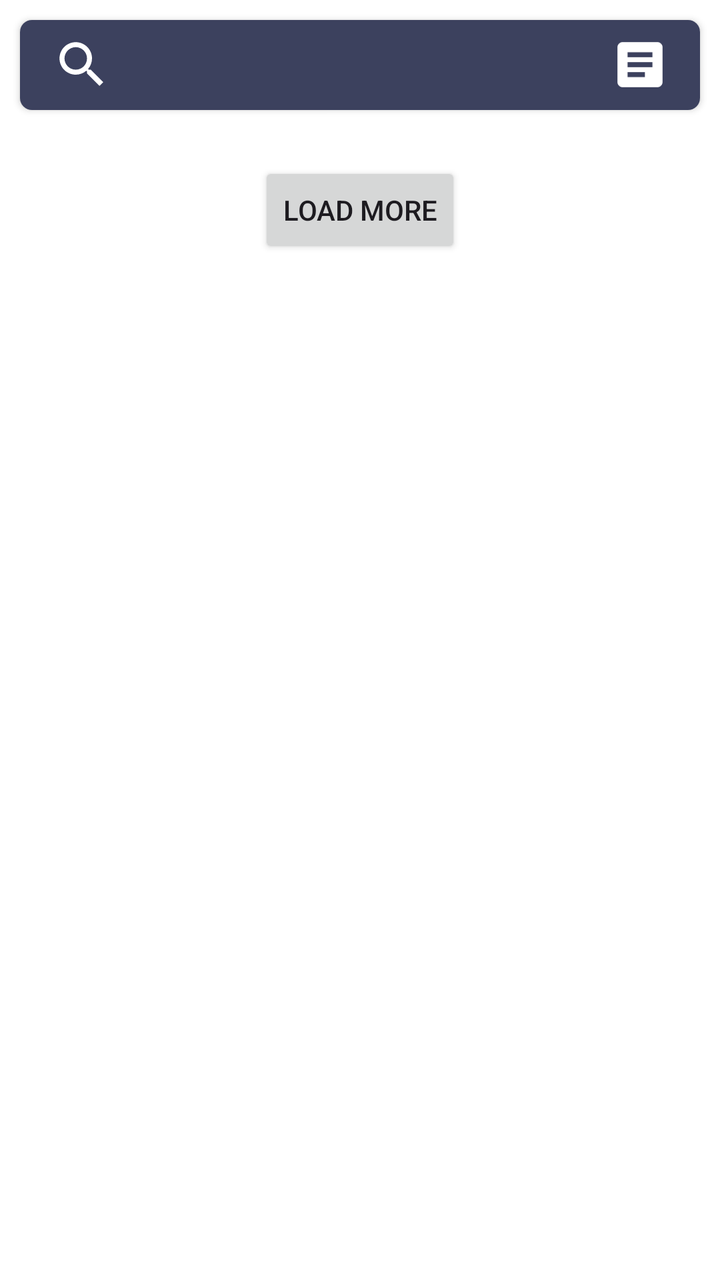
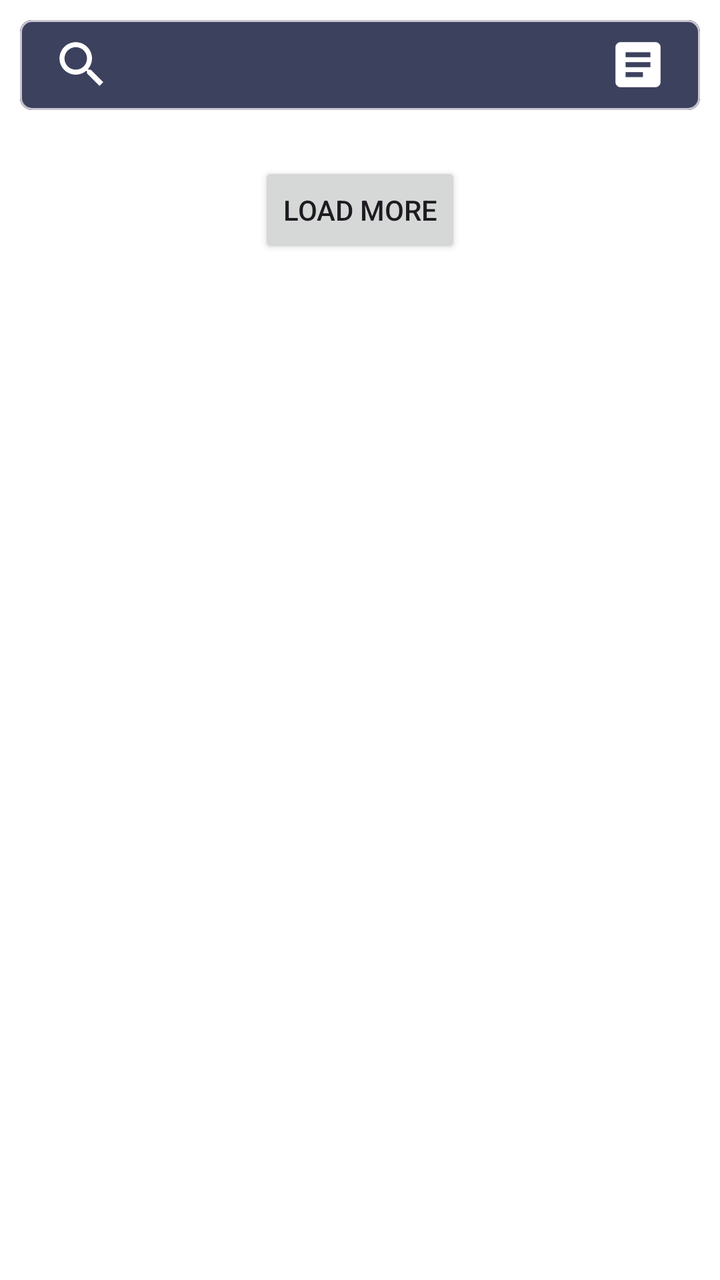

Two renders of the same Android screen: before a commit and after it. Below are the layout's source before the change and the commit's diff.
<!-- AndroidManifest.xml: application theme Base.Theme.MainApp -->
<!-- res/layout/activity_main.xml -->
<?xml version="1.0" encoding="utf-8"?>
<LinearLayout xmlns:android="http://schemas.android.com/apk/res/android"
    xmlns:app="http://schemas.android.com/apk/res-auto"
    xmlns:tools="http://schemas.android.com/tools"
    android:id="@+id/main"
    android:layout_width="match_parent"
    android:layout_height="match_parent"
    android:background="?colorOnBackground"
    android:orientation="vertical">

    <include
        android:id="@+id/toolbar"
        layout="@layout/toolbar_blogger_search" />

    <FrameLayout
        android:layout_width="match_parent"
        android:layout_height="match_parent">

        <androidx.core.widget.NestedScrollView
            android:layout_width="match_parent"
            android:layout_height="match_parent">

            <LinearLayout
                android:layout_width="match_parent"
                android:layout_height="wrap_content"
                android:orientation="vertical"
                android:paddingBottom="16dp">

                <androidx.recyclerview.widget.RecyclerView
                    android:id="@+id/recyclerView"
                    android:layout_width="match_parent"
                    android:layout_height="wrap_content"
                    android:nestedScrollingEnabled="false"
                    app:layoutManager="androidx.recyclerview.widget.LinearLayoutManager"
                    tools:listitem="@layout/item_blogger" />

                <FrameLayout
                    android:id="@+id/loadMoreLayout"
                    android:layout_width="match_parent"
                    android:layout_height="wrap_content"
                    android:layout_marginTop="16dp">

                    <Button
                        android:id="@+id/loadMore"
                        android:layout_width="wrap_content"
                        android:layout_height="wrap_content"
                        android:layout_gravity="center"
                        android:text="@string/load_more" />

                    <ProgressBar
                        android:id="@+id/loadMoreProgress"
                        android:layout_width="30dp"
                        android:layout_height="30dp"
                        android:layout_gravity="center"
                        android:visibility="gone" />

                </FrameLayout>

            </LinearLayout>

        </androidx.core.widget.NestedScrollView>

        <ProgressBar
            android:id="@+id/progressBar"
            android:layout_width="wrap_content"
            android:layout_height="wrap_content"
            android:layout_gravity="center"
            android:visibility="gone" />

        <TextView
            android:id="@+id/noResultsText"
            android:layout_width="wrap_content"
            android:layout_height="wrap_content"
            android:layout_gravity="center"
            android:text="@string/no_results"
            android:textColor="@color/white"
            android:textSize="18sp"
            android:visibility="gone" />

    </FrameLayout>

</LinearLayout>
<!-- res/layout/toolbar_blogger_search.xml (included above) -->
<?xml version="1.0" encoding="utf-8"?>
<androidx.cardview.widget.CardView xmlns:android="http://schemas.android.com/apk/res/android"
    xmlns:app="http://schemas.android.com/apk/res-auto"
    android:id="@+id/item"
    android:layout_width="match_parent"
    android:layout_height="45sp"
    android:layout_margin="10sp"
    app:cardCornerRadius="6sp">

    <androidx.appcompat.widget.Toolbar
        android:id="@+id/toolbar"
        android:layout_width="match_parent"
        android:layout_height="match_parent"
        android:background="?background"
        android:visibility="visible">

        <ImageView
            android:id="@+id/search"
            android:layout_width="30sp"
            android:layout_height="30sp"
            android:layout_gravity="left"
            android:src="@drawable/ic_search"
            android:visibility="visible"
            app:tint="@color/white" />

        <TextView
            android:id="@+id/nameSpace"
            android:layout_width="wrap_content"
            android:layout_height="wrap_content"
            android:layout_gravity="center"
            android:textColor="@color/white"
            android:textSize="18sp"
            android:textStyle="bold" />

        <ImageView
            android:id="@+id/pages"
            android:layout_width="30sp"
            android:layout_height="30sp"
            android:layout_gravity="right"
            android:layout_marginRight="15sp"
            android:src="@drawable/ic_article_black"
            android:visibility="visible"
            app:tint="@color/white" />

    </androidx.appcompat.widget.Toolbar>

    <androidx.appcompat.widget.Toolbar
        android:id="@+id/toolbarSearch"
        android:layout_width="match_parent"
        android:layout_height="match_parent"
        android:background="?background"
        android:visibility="gone">

        <ImageView
            android:id="@+id/close"
            android:layout_width="30sp"
            android:layout_height="30sp"
            android:layout_gravity="left"
            android:src="@drawable/ic_close"
            android:visibility="visible"
            app:tint="@color/white" />

        <EditText
            android:id="@+id/textSearch"
            android:layout_width="match_parent"
            android:layout_height="wrap_content"
            android:layout_marginEnd="50sp"
            android:background="@android:color/transparent"
            android:hint="@string/search"
            android:inputType="textPersonName"
            android:padding="10sp"
            android:textColor="@color/white"
            android:textColorHint="@color/white" />

        <ImageView
            android:id="@+id/postSearch"
            android:layout_width="30sp"
            android:layout_height="30sp"
            android:layout_gravity="right"
            android:layout_marginRight="15sp"
            android:src="@drawable/ic_search"
            android:visibility="visible"
            app:tint="@color/white" />

    </androidx.appcompat.widget.Toolbar>

</androidx.cardview.widget.CardView>
<!-- res/layout/item_blogger.xml (included above) -->
<?xml version="1.0" encoding="utf-8"?>
<androidx.cardview.widget.CardView xmlns:android="http://schemas.android.com/apk/res/android"
    xmlns:app="http://schemas.android.com/apk/res-auto"
    android:id="@+id/card"
    android:layout_width="match_parent"
    android:layout_height="wrap_content"
    android:layout_marginHorizontal="10sp"
    android:layout_marginBottom="10sp"
    android:elevation="6sp"
    app:cardBackgroundColor="@android:color/transparent"
    app:cardCornerRadius="10dp">

    <LinearLayout
        android:id="@+id/item"
        android:layout_width="match_parent"
        android:layout_height="wrap_content"
        android:layout_gravity="center"
        android:background="?background"
        android:gravity="center"
        android:orientation="vertical">

        <RelativeLayout
            android:layout_width="match_parent"
            android:layout_height="wrap_content">

            <TextView
                android:id="@+id/title"
                android:layout_width="match_parent"
                android:layout_height="wrap_content"
                android:layout_marginHorizontal="10sp"
                android:layout_marginTop="5sp"
                android:textColor="@color/white"
                android:textSize="20sp"
                android:textStyle="bold" />

            <TextView
                android:paddingBottom="5dp"
                android:id="@+id/publishInfo"
                android:layout_width="match_parent"
                android:layout_height="wrap_content"
                android:layout_below="@+id/title"
                android:layout_marginHorizontal="10sp"
                android:textColor="@color/white" />

            <com.google.android.material.imageview.ShapeableImageView
                android:id="@+id/image"
                android:layout_width="80sp"
                android:layout_height="80sp"
                android:layout_below="@+id/publishInfo"
                android:scaleType="centerCrop"
                android:src="@color/image_profile"
                app:shapeAppearanceOverlay="@style/ShapeAppearance.TopRightRounded" />

            <TextView
                android:id="@+id/description"
                android:layout_width="match_parent"
                android:layout_height="wrap_content"
                android:layout_below="@+id/publishInfo"
                android:layout_marginHorizontal="10sp"
                android:layout_marginStart="5sp"
                android:layout_marginTop="5sp"
                android:layout_marginEnd="5sp"
                android:layout_marginBottom="5sp"
                android:layout_toEndOf="@+id/image"
                android:ellipsize="end"
                android:maxLines="4"
                android:textColor="@color/white" />

        </RelativeLayout>

    </LinearLayout>

</androidx.cardview.widget.CardView>
<!-- resources referenced by this layout -->
<resources>
  <color name="image_profile">#e0e0e0</color>
  <color name="white">#ffffff</color>
  <!-- drawable ic_article_black (drawable) -->
  <vector xmlns:android="http://schemas.android.com/apk/res/android"
      android:width="24dp"
      android:height="24dp"
      android:viewportWidth="24"
      android:viewportHeight="24"
      android:tint="?attr/colorControlNormal">
    <path
        android:fillColor="@android:color/white"
        android:pathData="M19,3L5,3c-1.1,0 -2,0.9 -2,2v14c0,1.1 0.9,2 2,2h14c1.1,0 2,-0.9 2,-2L21,5c0,-1.1 -0.9,-2 -2,-2zM14,17L7,17v-2h7v2zM17,13L7,13v-2h10v2zM17,9L7,9L7,7h10v2z"/>
  </vector>
  <!-- drawable ic_close (drawable) -->
  <vector xmlns:android="http://schemas.android.com/apk/res/android"
      android:width="24dp"
      android:height="24dp"
      android:tint="#FFFFFF"
      android:viewportWidth="24"
      android:viewportHeight="24">
      <path
          android:fillColor="@android:color/white"
          android:pathData="M19,6.41L17.59,5 12,10.59 6.41,5 5,6.41 10.59,12 5,17.59 6.41,19 12,13.41 17.59,19 19,17.59 13.41,12z" />
  </vector>
  <!-- drawable ic_search (drawable) -->
  <vector xmlns:android="http://schemas.android.com/apk/res/android"
      android:width="24dp"
      android:height="24dp"
      android:tint="#FFFFFF"
      android:viewportWidth="24"
      android:viewportHeight="24">
      <path
          android:fillColor="@android:color/white"
          android:pathData="M15.5,14h-0.79l-0.28,-0.27C15.41,12.59 16,11.11 16,9.5 16,5.91 13.09,3 9.5,3S3,5.91 3,9.5 5.91,16 9.5,16c1.61,0 3.09,-0.59 4.23,-1.57l0.27,0.28v0.79l5,4.99L20.49,19l-4.99,-5zM9.5,14C7.01,14 5,11.99 5,9.5S7.01,5 9.5,5 14,7.01 14,9.5 11.99,14 9.5,14z" />
  </vector>
  <string name="load_more">Load More</string>
  <string name="no_results">No matching posts found</string>
  <string name="search">Search</string>
  <style name="ShapeAppearance.TopRightRounded" parent="">
          <item name="cornerFamily">rounded</item>
          <item name="cornerSizeTopRight">10dp</item>
          <item name="cornerSizeTopLeft">0dp</item>
          <item name="cornerSizeBottomRight">0dp</item>
          <item name="cornerSizeBottomLeft">0dp</item>
      </style>
  <style name="Base.Theme.MainApp" parent="Theme.Material3.DayNight.NoActionBar">
          <item name="android:statusBarColor">@color/white</item>
          <item name="android:windowLightStatusBar">true</item>
          
          <item name="colorPrimary">@color/colorPrimary</item>
          <item name="colorPrimaryDark">@color/basic_2</item>
          <item name="colorAccent">@color/basic_2</item>
          <item name="color">@color/white</item>
          <item name="background">@color/basic_2</item>
          <item name="tickColor">@color/basic_2</item>
          <item name="trackColor">@color/basic_2</item>
          <item name="colorOnBackground">@color/white</item>
          <item name="colorError">@color/dark</item>
          <item name="colorOnError">@color/basic_2</item>
      </style>
  <color name="colorPrimary">#fff</color>
      //Needed
  <color name="basic_2">#3c415e</color>
  <color name="dark">#000000</color>
</resources>

<!-- the commit's change to res/layout/activity_main.xml (unified diff, before → after) -->
@@ -49,8 +49,8 @@
 
                     <ProgressBar
                         android:id="@+id/loadMoreProgress"
-                        android:layout_width="30dp"
-                        android:layout_height="30dp"
+                        android:layout_width="32dp"
+                        android:layout_height="32dp"
                         android:layout_gravity="center"
                         android:visibility="gone" />
 
@@ -73,7 +73,7 @@
             android:layout_height="wrap_content"
             android:layout_gravity="center"
             android:text="@string/no_results"
-            android:textColor="@color/white"
+            android:textColor="?attr/colorError"
             android:textSize="18sp"
             android:visibility="gone" />
 
@@ -82,7 +82,7 @@
 </LinearLayout>
 <!-- res/layout/toolbar_blogger_search.xml (included above) -->
 <?xml version="1.0" encoding="utf-8"?>
-<androidx.cardview.widget.CardView xmlns:android="http://schemas.android.com/apk/res/android"
+<com.google.android.material.card.MaterialCardView xmlns:android="http://schemas.android.com/apk/res/android"
     xmlns:app="http://schemas.android.com/apk/res-auto"
     android:id="@+id/item"
     android:layout_width="match_parent"
@@ -90,8 +90,7 @@
     android:layout_margin="10sp"
     app:cardCornerRadius="6sp">
 
-    <androidx.appcompat.widget.Toolbar
-        android:id="@+id/toolbar"
+    <com.google.android.material.appbar.MaterialToolbar
         android:layout_width="match_parent"
         android:layout_height="match_parent"
         android:background="?background"
@@ -117,18 +116,17 @@
 
         <ImageView
             android:id="@+id/pages"
-            android:layout_width="30sp"
-            android:layout_height="30sp"
-            android:layout_gravity="right"
-            android:layout_marginRight="15sp"
+            android:layout_width="30dp"
+            android:layout_height="30dp"
+            android:layout_gravity="end"
+            android:layout_marginRight="16dp"
             android:src="@drawable/ic_article_black"
             android:visibility="visible"
             app:tint="@color/white" />
 
-    </androidx.appcompat.widget.Toolbar>
-
-    <androidx.appcompat.widget.Toolbar
-        android:id="@+id/toolbarSearch"
+    </com.google.android.material.appbar.MaterialToolbar>
+
+    <com.google.android.material.appbar.MaterialToolbar
         android:layout_width="match_parent"
         android:layout_height="match_parent"
         android:background="?background"
@@ -136,9 +134,9 @@
 
         <ImageView
             android:id="@+id/close"
-            android:layout_width="30sp"
-            android:layout_height="30sp"
-            android:layout_gravity="left"
+            android:layout_width="30dp"
+            android:layout_height="30dp"
+            android:layout_gravity="start"
             android:src="@drawable/ic_close"
             android:visibility="visible"
             app:tint="@color/white" />
@@ -150,27 +148,27 @@
             android:layout_marginEnd="50sp"
             android:background="@android:color/transparent"
             android:hint="@string/search"
-            android:inputType="textPersonName"
-            android:padding="10sp"
+            android:inputType="text"
+            android:padding="10dp"
             android:textColor="@color/white"
             android:textColorHint="@color/white" />
 
         <ImageView
             android:id="@+id/postSearch"
-            android:layout_width="30sp"
-            android:layout_height="30sp"
-            android:layout_gravity="right"
-            android:layout_marginRight="15sp"
+            android:layout_width="30dp"
+            android:layout_height="30dp"
+            android:layout_gravity="end"
+            android:layout_marginRight="16dp"
             android:src="@drawable/ic_search"
-            android:visibility="visible"
-            app:tint="@color/white" />
-
-    </androidx.appcompat.widget.Toolbar>
-
-</androidx.cardview.widget.CardView>
+            android:visibility="gone"
+            app:tint="@color/white" />
+
+    </com.google.android.material.appbar.MaterialToolbar>
+
+</com.google.android.material.card.MaterialCardView>
 <!-- res/layout/item_blogger.xml (included above) -->
 <?xml version="1.0" encoding="utf-8"?>
-<androidx.cardview.widget.CardView xmlns:android="http://schemas.android.com/apk/res/android"
+<com.google.android.material.card.MaterialCardView xmlns:android="http://schemas.android.com/apk/res/android"
     xmlns:app="http://schemas.android.com/apk/res-auto"
     android:id="@+id/card"
     android:layout_width="match_parent"
@@ -181,64 +179,54 @@
     app:cardBackgroundColor="@android:color/transparent"
     app:cardCornerRadius="10dp">
 
-    <LinearLayout
+    <RelativeLayout
         android:id="@+id/item"
-        android:layout_width="match_parent"
-        android:layout_height="wrap_content"
-        android:layout_gravity="center"
-        android:background="?background"
-        android:gravity="center"
-        android:orientation="vertical">
-
-        <RelativeLayout
-            android:layout_width="match_parent"
-            android:layout_height="wrap_content">
-
-            <TextView
-                android:id="@+id/title"
-                android:layout_width="match_parent"
-                android:layout_height="wrap_content"
-                android:layout_marginHorizontal="10sp"
-                android:layout_marginTop="5sp"
-                android:textColor="@color/white"
-                android:textSize="20sp"
-                android:textStyle="bold" />
-
-            <TextView
-                android:paddingBottom="5dp"
-                android:id="@+id/publishInfo"
-                android:layout_width="match_parent"
-                android:layout_height="wrap_content"
-                android:layout_below="@+id/title"
-                android:layout_marginHorizontal="10sp"
-                android:textColor="@color/white" />
-
-            <com.google.android.material.imageview.ShapeableImageView
-                android:id="@+id/image"
-                android:layout_width="80sp"
-                android:layout_height="80sp"
-                android:layout_below="@+id/publishInfo"
-                android:scaleType="centerCrop"
-                android:src="@color/image_profile"
-                app:shapeAppearanceOverlay="@style/ShapeAppearance.TopRightRounded" />
-
-            <TextView
-                android:id="@+id/description"
-                android:layout_width="match_parent"
-                android:layout_height="wrap_content"
-                android:layout_below="@+id/publishInfo"
-                android:layout_marginHorizontal="10sp"
-                android:layout_marginStart="5sp"
-                android:layout_marginTop="5sp"
-                android:layout_marginEnd="5sp"
-                android:layout_marginBottom="5sp"
-                android:layout_toEndOf="@+id/image"
-                android:ellipsize="end"
-                android:maxLines="4"
-                android:textColor="@color/white" />
-
-        </RelativeLayout>
-
-    </LinearLayout>
-
-</androidx.cardview.widget.CardView>
+        android:background="?attr/background"
+        android:layout_width="match_parent"
+        android:layout_height="wrap_content">
+
+        <TextView
+            android:id="@+id/title"
+            android:layout_width="match_parent"
+            android:layout_height="wrap_content"
+            android:layout_marginHorizontal="10dp"
+            android:layout_marginTop="5dp"
+            android:textColor="@color/white"
+            android:textSize="20sp"
+            android:textStyle="bold" />
+
+        <TextView
+            android:id="@+id/publishInfo"
+            android:layout_width="match_parent"
+            android:layout_height="wrap_content"
+            android:layout_below="@+id/title"
+            android:layout_marginHorizontal="10dp"
+            android:paddingBottom="5dp"
+            android:textColor="@color/white" />
+
+        <com.google.android.material.imageview.ShapeableImageView
+            android:id="@+id/image"
+            android:layout_width="80dp"
+            android:layout_height="80dp"
+            android:layout_below="@+id/publishInfo"
+            android:scaleType="centerCrop"
+            android:src="@color/image_profile"
+            app:shapeAppearanceOverlay="@style/ShapeAppearance.TopRightRounded" />
+
+        <TextView
+            android:id="@+id/description"
+            android:layout_width="match_parent"
+            android:layout_height="wrap_content"
+            android:layout_below="@+id/publishInfo"
+            android:layout_marginStart="5dp"
+            android:layout_marginTop="5dp"
+            android:layout_marginEnd="10dp"
+            android:layout_marginBottom="5dp"
+            android:layout_toEndOf="@+id/image"
+            android:ellipsize="end"
+            android:maxLines="4"
+            android:textColor="@color/white" />
+
+    </RelativeLayout>
+
+</com.google.android.material.card.MaterialCardView>
